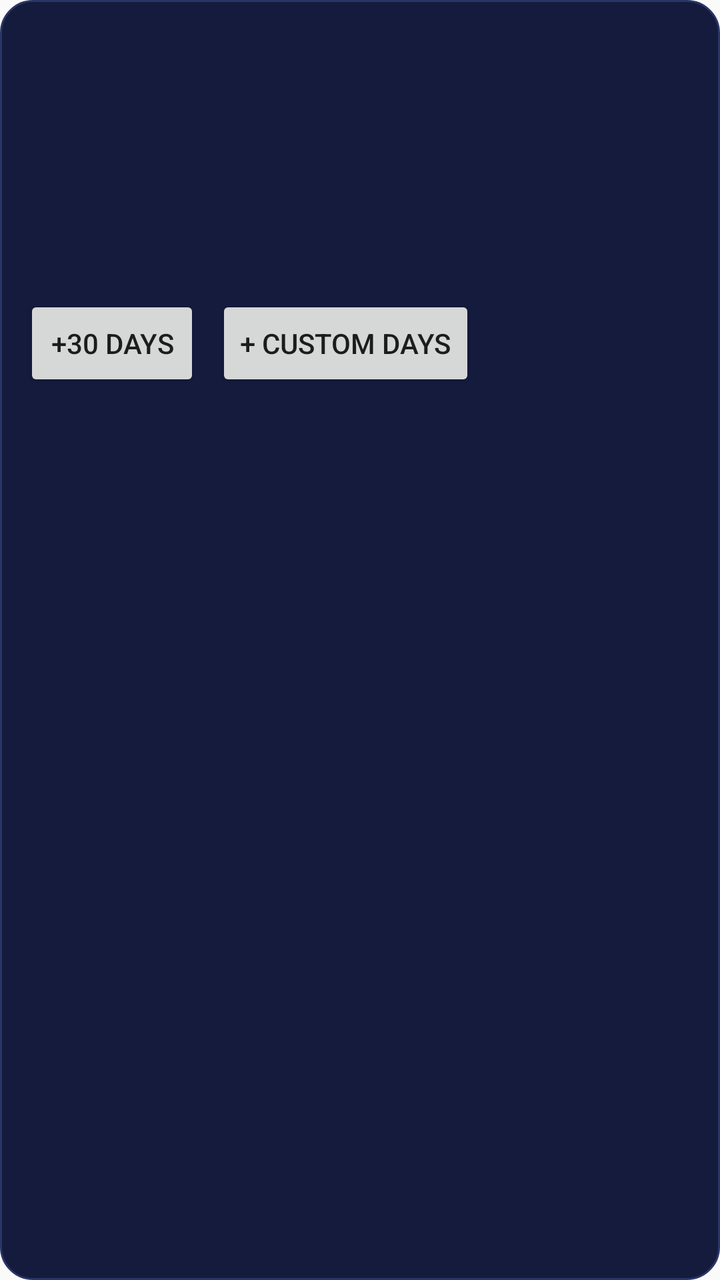
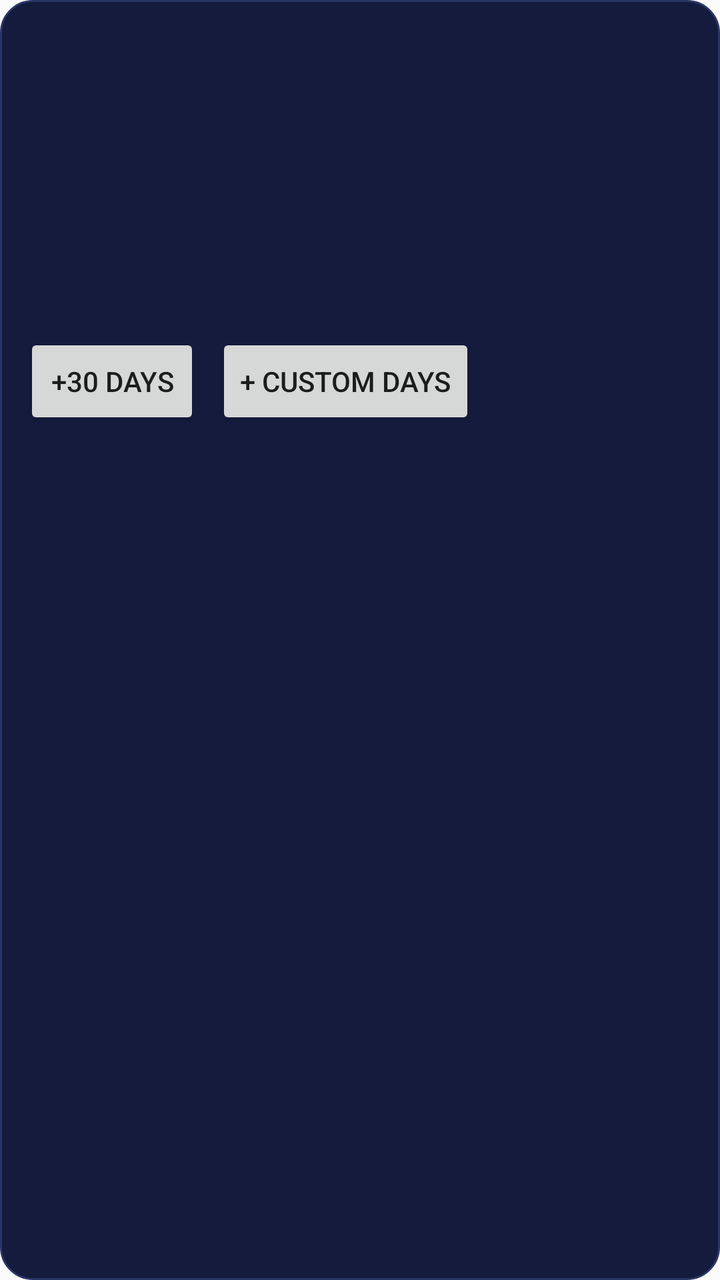

Compare the two renders of this Android layout. The source of the first and the diff that turns it into the second are given below.
<!-- AndroidManifest.xml: application theme Theme.AppCompat.Light.NoActionBar -->
<!-- res/layout/item_admin_user.xml -->
<?xml version="1.0" encoding="utf-8"?>
<LinearLayout xmlns:android="http://schemas.android.com/apk/res/android"
    android:layout_width="match_parent"
    android:layout_height="wrap_content"
    android:layout_marginBottom="8dp"
    android:background="@drawable/bg_card_ta"
    android:orientation="vertical"
    android:padding="12dp">

    <TextView
        android:id="@+id/tvAdminName"
        android:layout_width="match_parent"
        android:layout_height="wrap_content"
        android:textSize="16sp"
        android:textStyle="bold" />

    <TextView
        android:id="@+id/tvAdminMobile"
        android:layout_width="match_parent"
        android:layout_height="wrap_content" />

    <TextView
        android:id="@+id/tvAdminEmail"
        android:layout_width="match_parent"
        android:layout_height="wrap_content" />

    <TextView
        android:id="@+id/tvAdminDriver"
        android:layout_width="match_parent"
        android:layout_height="wrap_content" />

    <TextView
        android:id="@+id/tvAdminOpened"
        android:layout_width="match_parent"
        android:layout_height="wrap_content" />

    <TextView
        android:id="@+id/tvAdminStatus"
        android:layout_width="match_parent"
        android:layout_height="wrap_content"
        android:textStyle="bold" />

    <TextView
        android:id="@+id/tvAdminExpires"
        android:layout_width="match_parent"
        android:layout_height="wrap_content" />

    <LinearLayout
        android:layout_width="match_parent"
        android:layout_height="wrap_content"
        android:orientation="horizontal">

        <Button
            android:id="@+id/btnAdd30"
            android:layout_width="wrap_content"
            android:layout_height="wrap_content"
            android:text="+30 days" />

        <Button
            android:id="@+id/btnAddCustom"
            android:layout_width="wrap_content"
            android:layout_height="wrap_content"
            android:layout_marginStart="8dp"
            android:text="+ Custom days" />
    </LinearLayout>
</LinearLayout>
<!-- resources referenced by this layout -->
<resources>
  <!-- drawable bg_card_ta (drawable) -->
  <?xml version="1.0" encoding="utf-8"?>
  <shape xmlns:android="http://schemas.android.com/apk/res/android" android:shape="rectangle">
      <solid android:color="@color/ta_inky_blue" />
      <corners android:radius="16dp" />
      <stroke android:width="1dp" android:color="@color/ta_inky_border" />
  </shape>
  <color name="ta_inky_blue">#141B3D</color>
  <color name="ta_inky_border">#2A3566</color>
</resources>

<!-- the commit's change to res/layout/item_admin_user.xml (unified diff, before → after) -->
@@ -35,6 +35,12 @@
         android:layout_height="wrap_content" />
 
     <TextView
+        android:id="@+id/tvAdminLastSeen"
+        android:layout_width="match_parent"
+        android:layout_height="wrap_content"
+        android:textStyle="bold" />
+
+    <TextView
         android:id="@+id/tvAdminStatus"
         android:layout_width="match_parent"
         android:layout_height="wrap_content"
